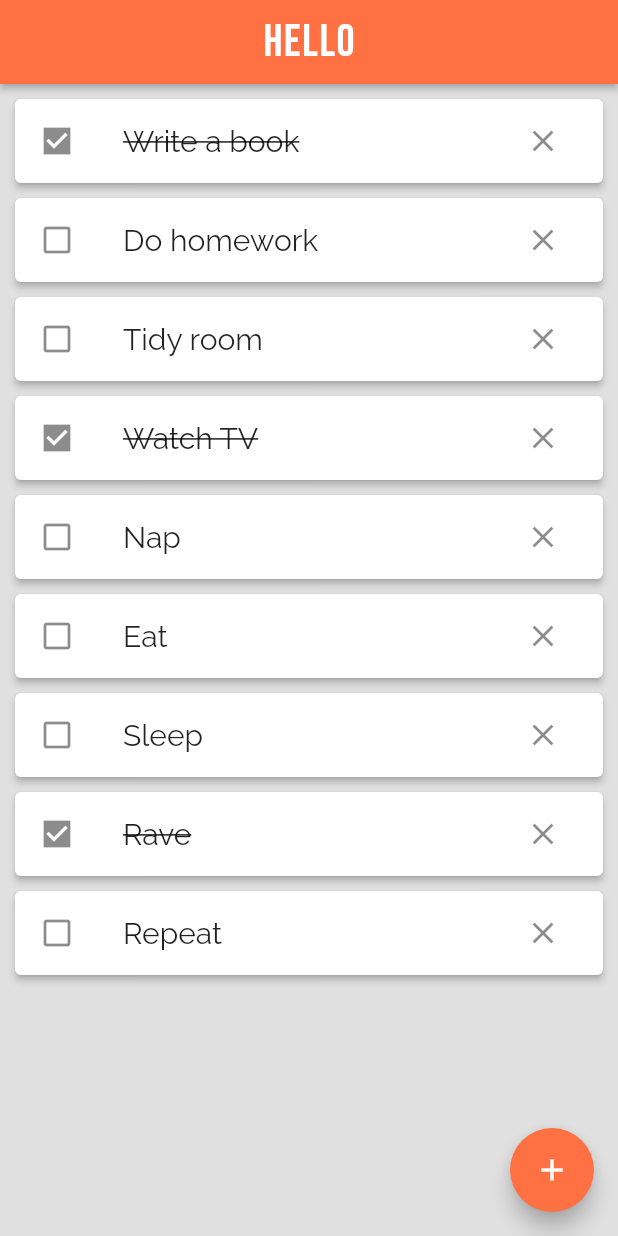
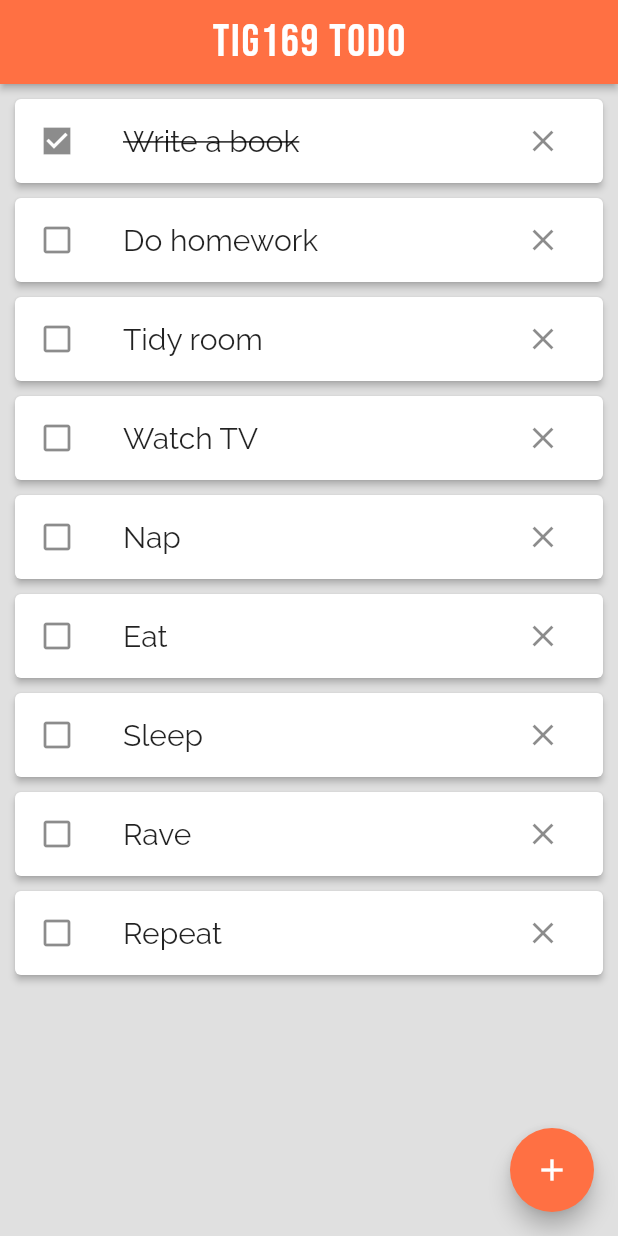
Before and after one commit to gu-tig333-ht22/guseinevjo, a Flutter app: the screen it shows after launch, after a tap on "Write a book", on a phone screen of 412 x 824 dp. Run offline on Flutter 3.47's test engine with Material 2 defaults, Android fonts, the phone set to English and light mode, and no system bars; our stand-ins replace google_fonts.

Commit message:
minor changes

```diff
--- a/lib/main.dart
+++ b/lib/main.dart
@@ -10,13 +10,11 @@ void main() {
       theme: ThemeData(
         primarySwatch: Colors.blueGrey,
       ),
-      home: const TaskView(
-        title: 'hello',
-      ),
+      home: const TaskView(),
       debugShowCheckedModeBanner: false,
       routes: {
-        taskViewRoute: (context) => const TaskView(title: 'hello'),
-        addTaskViewRoute: (context) => const AddTaskView(title: 'hello'),
+        taskViewRoute: (context) => const TaskView(),
+        addTaskViewRoute: (context) => const AddTaskView(),
       },
     ),
   );
--- a/lib/views/addTaskView.dart
+++ b/lib/views/addTaskView.dart
@@ -3,8 +3,7 @@ import '/constants/routes.dart';
 import 'package:google_fonts/google_fonts.dart';
 
 class AddTaskView extends StatefulWidget {
-  const AddTaskView({Key? key, required this.title}) : super(key: key);
-  final String title;
+  const AddTaskView({Key? key}) : super(key: key);
 
   @override
   State<AddTaskView> createState() => AddTaskViewState();
--- a/lib/views/taskView.dart
+++ b/lib/views/taskView.dart
@@ -3,8 +3,7 @@ import 'package:google_fonts/google_fonts.dart';
 import '/constants/routes.dart';
 
 class TaskView extends StatefulWidget {
-  const TaskView({Key? key, required this.title}) : super(key: key);
-  final String title;
+  const TaskView({Key? key}) : super(key: key);
 
   @override
   State<TaskView> createState() => TaskViewState();
@@ -21,11 +20,11 @@ class TaskViewState extends State<TaskView> {
     item(title: 'Write a book', done: false),
     item(title: 'Do homework', done: false),
     item(title: 'Tidy room', done: false),
-    item(title: 'Watch TV', done: true),
+    item(title: 'Watch TV', done: false),
     item(title: 'Nap', done: false),
     item(title: 'Eat', done: false),
     item(title: 'Sleep', done: false),
-    item(title: 'Rave', done: true),
+    item(title: 'Rave', done: false),
     item(title: 'Repeat', done: false),
   ];
 
@@ -38,7 +37,7 @@ class TaskViewState extends State<TaskView> {
         elevation: 2,
         title: Center(
           child: Text(
-            widget.title,
+            'TIG169 TODO',
             style: GoogleFonts.bebasNeue(
               fontSize: 30,
               textStyle: const TextStyle(
```
